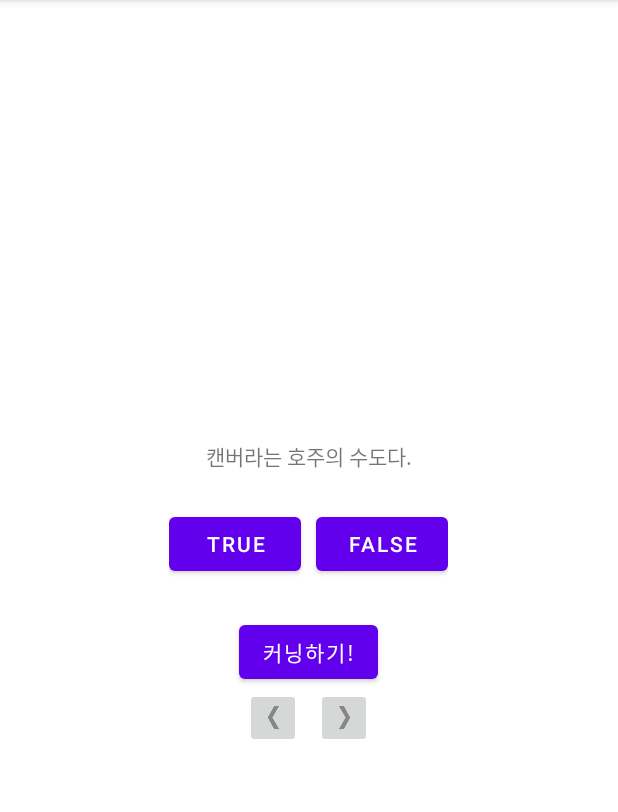
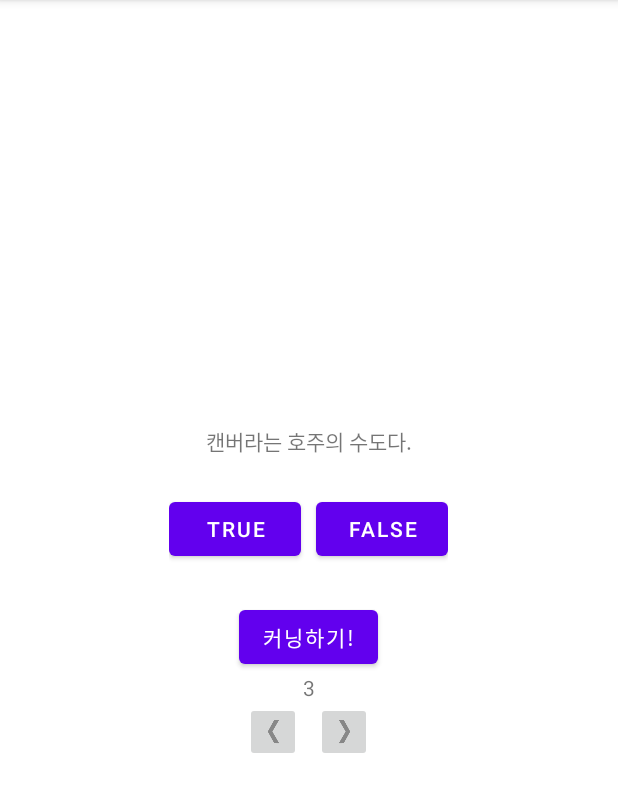
Before and after one commit to dev-baik/Android-programming-applied-in-practice, an Android app: the screen it shows after launch (MainActivity), on a phone screen of 412 x 824 dp, the part 84-896 px from its top. Run offline under Robolectric (Android 15) with nearby library versions, the phone set to English and light mode, and no system bars.

Commit message:
커닝 횟수 제한하기

```diff
--- a/GeoQuiz/src/main/res/layout/activity_main.xml
+++ b/GeoQuiz/src/main/res/layout/activity_main.xml
@@ -43,6 +43,12 @@
         android:layout_marginTop="24dp"
         android:text="@string/cheat_button"/>
 
+    <TextView
+        android:id="@+id/cheat_count"
+        android:layout_width="wrap_content"
+        android:layout_height="wrap_content"
+        android:text="3"/>
+
     <LinearLayout
         android:layout_width="wrap_content"
         android:layout_height="wrap_content"
```
Also changed, not shown: GeoQuiz/src/main/java/com/example/geoquiz/MainActivity.kt (+10 -0 lines).
